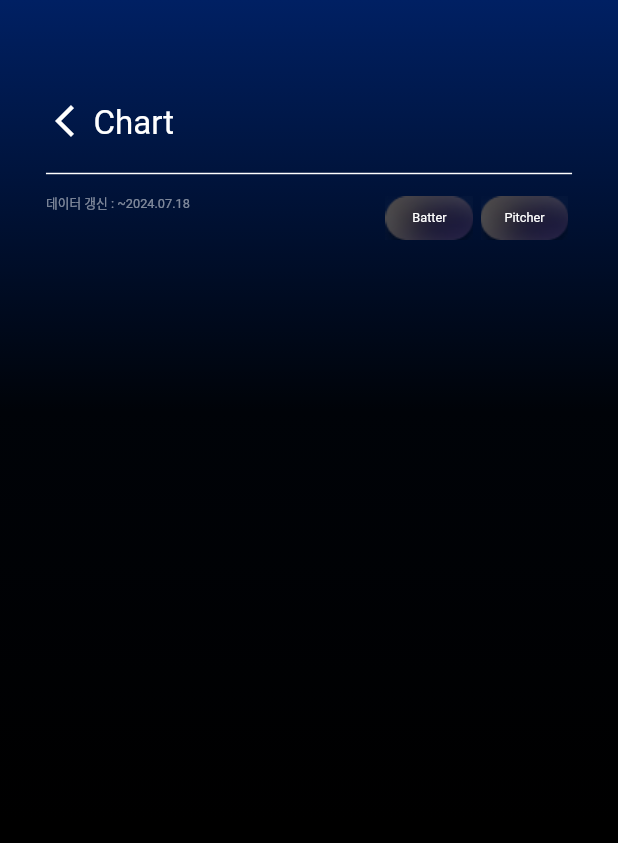
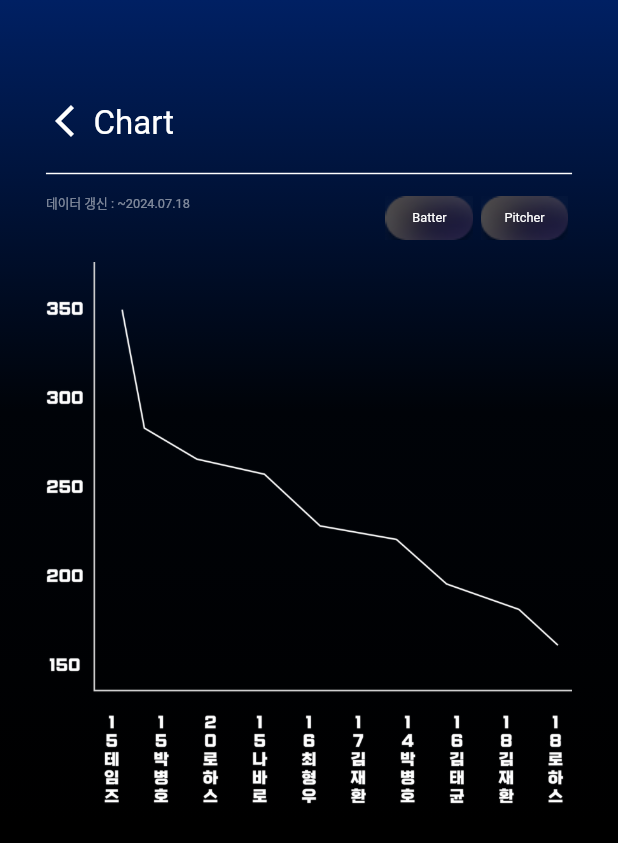
Before and after one commit to dodo07070707/RAW, a Flutter app: the GraphScreen screen opened directly, on a phone screen of 412 x 824 dp. Shown: the top 843 px of the screen. Run offline on Flutter 3.47's test engine with Material 3 defaults, Android fonts, the light colour scheme and no system bars; our stand-ins replace get; Roboto replaces fonts that are missing (esamanruBold, esamanruLight).

Commit message:
graph screen end

```diff
--- a/lib/screens/graph_screen.dart
+++ b/lib/screens/graph_screen.dart
@@ -12,12 +12,14 @@
 }
 
 class _GraphScreenState extends State<GraphScreen> {
+  int show = 0;
   @override
   Widget build(BuildContext context) {
     // ignore: unused_local_variable
     double screenHeight = MediaQuery.of(context).size.height;
     // ignore: unused_local_variable
     double screenWidth = MediaQuery.of(context).size.width;
+
     return Scaffold(
       body: Container(
         decoration: GradientDesign.BlueGradient,
@@ -31,10 +33,15 @@
               Row(
                 crossAxisAlignment: CrossAxisAlignment.center,
                 children: [
-                  Icon(
+                  GestureDetector(
+                    onTap: () {
+                      Get.back();
+                    },
+                    child: Icon(
                       Icons.arrow_back_ios_outlined,
                       size: screenWidth / 390 * 24,
                       color: Colors.white,
+                    ),
                   ),
                   SizedBox(width: screenWidth / 390 * 6),
                   const CustomText(text: 'Chart', style: RAWTextTheme.PagesTop)
@@ -61,7 +68,13 @@
                     ),
                     Row(
                       children: [
-                        Stack(
+                        GestureDetector(
+                          onTap: () {
+                            setState(() {
+                              show = 0;
+                            });
+                          },
+                          child: Stack(
                             children: [
                               Image.asset(
                                 'assets/images/SelectGraphBox.png',
@@ -70,7 +83,7 @@
                               SizedBox(
                                 width: screenWidth / 390 * 60,
                                 height: screenHeight / 844 * 30,
-                              child: Center(
+                                child: const Center(
                                   child: CustomText(
                                       text: 'Batter',
                                       style: RAWTextTheme.ChartSelect),
@@ -78,7 +91,14 @@
                               )
                             ],
                           ),
-                        Stack(
+                        ),
+                        GestureDetector(
+                          onTap: () {
+                            setState(() {
+                              show = 1;
+                            });
+                          },
+                          child: Stack(
                             children: [
                               Image.asset(
                                 'assets/images/SelectGraphBox.png',
@@ -87,7 +107,7 @@
                               SizedBox(
                                 width: screenWidth / 390 * 60,
                                 height: screenHeight / 844 * 30,
-                              child: Center(
+                                child: const Center(
                                   child: CustomText(
                                       text: 'Pitcher',
                                       style: RAWTextTheme.ChartSelect),
@@ -95,11 +115,16 @@
                               )
                             ],
                           ),
+                        ),
                       ],
                     ),
                   ],
                 ),
               ),
+              SizedBox(height: screenHeight / 844 * 15),
+              (show == 0)
+                  ? Image.asset('assets/images/graph_batter.png')
+                  : Image.asset('assets/images/graph_pitcher.png')
             ],
           ),
         ),
```
Lines whose indentation alone changed are shown as unchanged.
